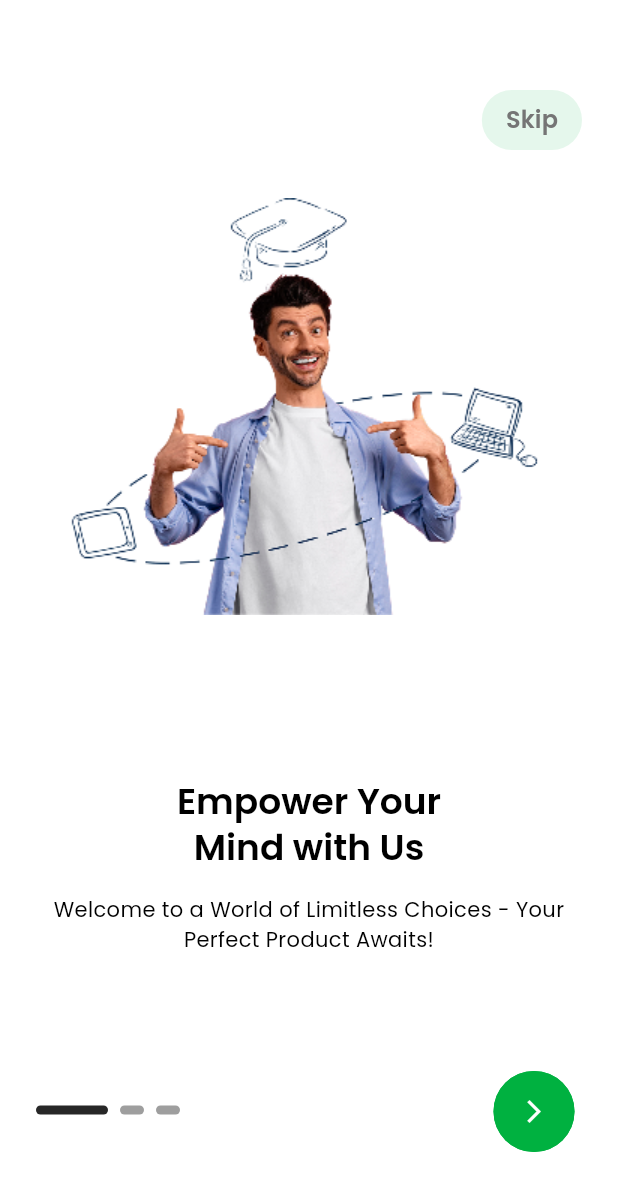
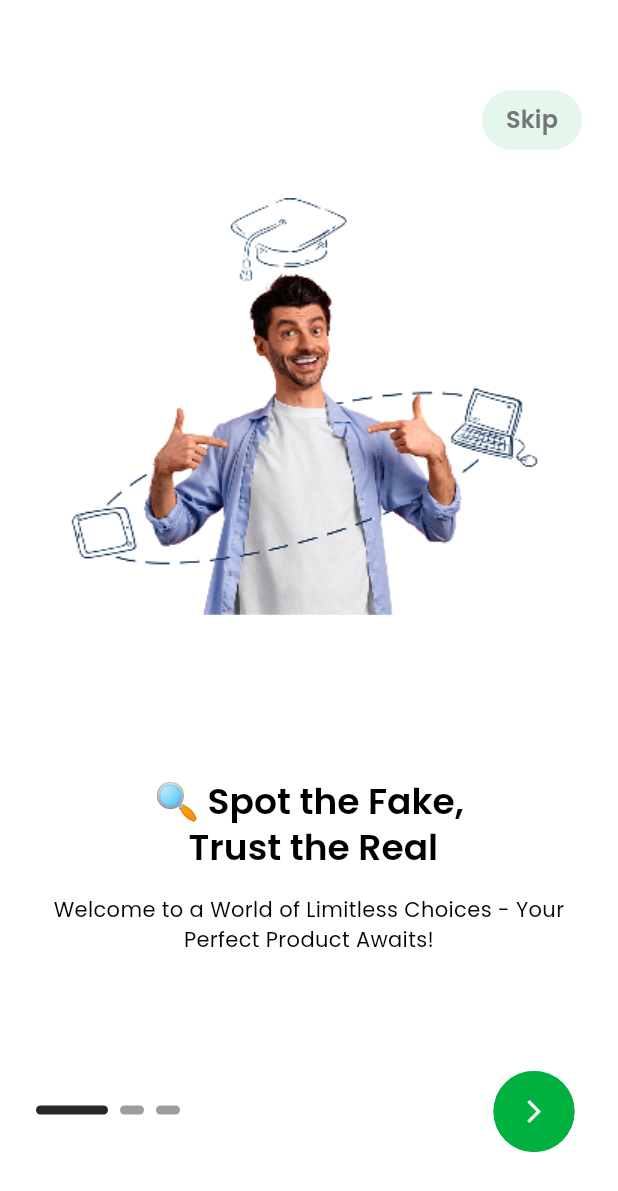
Before and after one commit to TheUditBhardwaj/deepfake-app, a Flutter app: the screen it shows after launch, on a phone screen of 412 x 824 dp. Shown: the top 1191 px of the screen. Run offline on Flutter 3.47's test engine with Material 3 defaults, Android fonts, the phone set to English and light mode, and no system bars; drawn by our look-alikes of smooth_page_indicator; our stand-ins replace cloud_firestore, connectivity_plus, firebase_auth, firebase_core, flutter_native_splash, get and 7 more; accounts and stored records are empty; project files that could hold a hidden picture were left out.

```diff
--- a/lib/utils/constants/texts.dart
+++ b/lib/utils/constants/texts.dart
@@ -3,7 +3,7 @@ class TTexts {
   // -- GLOBAL Texts
 
   // -- OnBoarding Texts
-  static const String onBoardingTitle1 = "Empower Your \nMind with Us";
+  static const String onBoardingTitle1 = "🔍 Spot the Fake,\n Trust the Real";
   static const String onBoardingTitle2 = "Discover Your Path to Knowledge";
   static const String onBoardingTitle3 = "Unlock Your Learning Potential";
 
```
